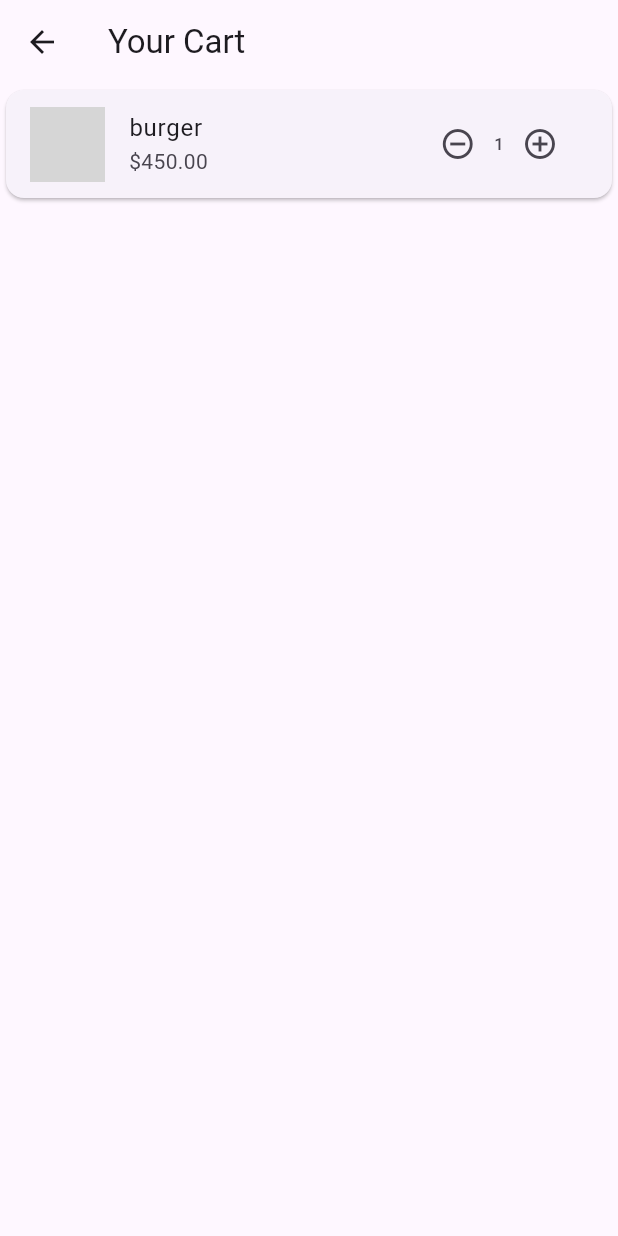
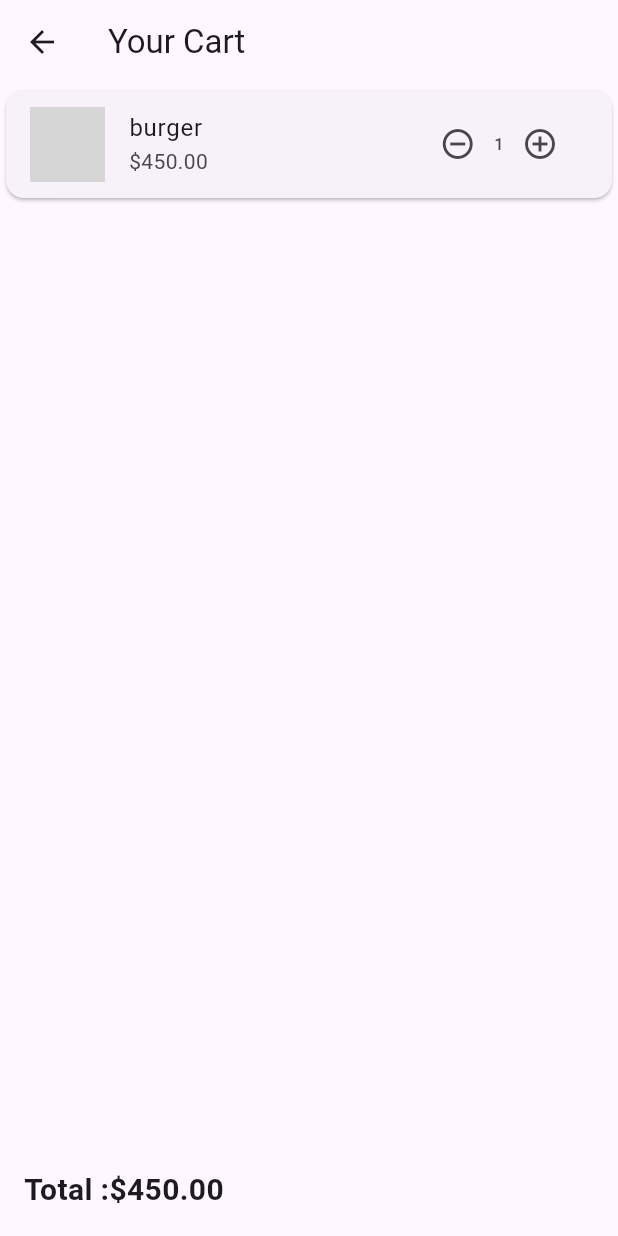
Before and after one commit to Yawar1109/Fashion-and-Food, a Flutter app: the screen it shows after launch, after a tap on the "add shopping cart" icon, after a tap on the "shopping cart" icon, on a phone screen of 412 x 824 dp. Run offline on Flutter 3.47's test engine with Material 3 defaults, Android fonts, the phone set to English and light mode, and no system bars; grey boxes are pictures that could not be loaded.

Commit message:
my third commit

```diff
--- a/lib/cartscreen.dart
+++ b/lib/cartscreen.dart
@@ -75,6 +75,17 @@ class _CartScreenState extends State<CartScreen> {
         },
 
       ),
+
+    bottomNavigationBar: Padding(
+      padding: const EdgeInsets.all(16.0),
+      child: Text(
+        'Total :\$${calculateTotal().toStringAsFixed(2)}', style: TextStyle(
+          fontSize: 20,
+          fontWeight: FontWeight.bold
+        ),
+
+        ),
+    ),
     );
   }
 }
--- a/lib/main.dart
+++ b/lib/main.dart
@@ -34,6 +34,8 @@ class _ProductListScreenState extends State<ProductListScreen> {
     });
 
   }
+  String searchQuery = '';
+  final TextEditingController searchController = TextEditingController();
   List<Product> products = [
     Product(name: 'burger', category: 'food', price: 450, imagePath: 'assets/images/burger.jfif'),
     Product(name: 'pizza', category: 'food', price: 900, imagePath: 'assets/images/pizza.jfif'),
@@ -48,13 +50,13 @@ class _ProductListScreenState extends State<ProductListScreen> {
 
   List<Product> get foodProducts {
     return products.where((product) {
-      return product.category == 'food';
+      return product.category == 'food' && product.name.toLowerCase().contains(searchQuery.toLowerCase());
     }).toList();
   }
 
   List<Product> get fashionProducts {
     return products.where((product) {
-      return product.category == 'fashion';
+      return product.category == 'fashion'&& product.name.toLowerCase().contains(searchQuery.toLowerCase());
     }).toList();
   }
 
@@ -64,8 +66,8 @@ class _ProductListScreenState extends State<ProductListScreen> {
       appBar: AppBar(
         actions: [
           IconButton(
-            onPressed:  (){
-              Navigator.push(
+            onPressed:  () async{
+             await Navigator.push(
                 context, MaterialPageRoute(
                   builder: (context) => CartScreen(cart: cart)
                   )
@@ -76,12 +78,35 @@ class _ProductListScreenState extends State<ProductListScreen> {
            Text('${cart.length}'),
            SizedBox(width: 16,)
         ],
-        title: Text('food and fashion app'),
+        title: Center(child: Text('Food & Fashion App')),
       ),
       body: ListView(
         children: [
           Padding(
+            padding: const EdgeInsets.all(16.0),
+            child: TextField(
+              onChanged: (value){
+                setState(() {
+                  searchQuery = value;
+                });
+              },
+              onSubmitted: (value){
+
+                 searchController.clear();
+              },
+             decoration: InputDecoration(
+
+              hintText: 'search product',
+              prefixIcon: Icon(Icons.search),
+              border: OutlineInputBorder(
+                borderRadius: BorderRadius.circular(10)
+              )
+             ),
+            ),
+          ),
+          Padding(
             padding: const EdgeInsets.all(12.0),
+
             child: Center(
               child: Text(
                 'Food Products',
```
